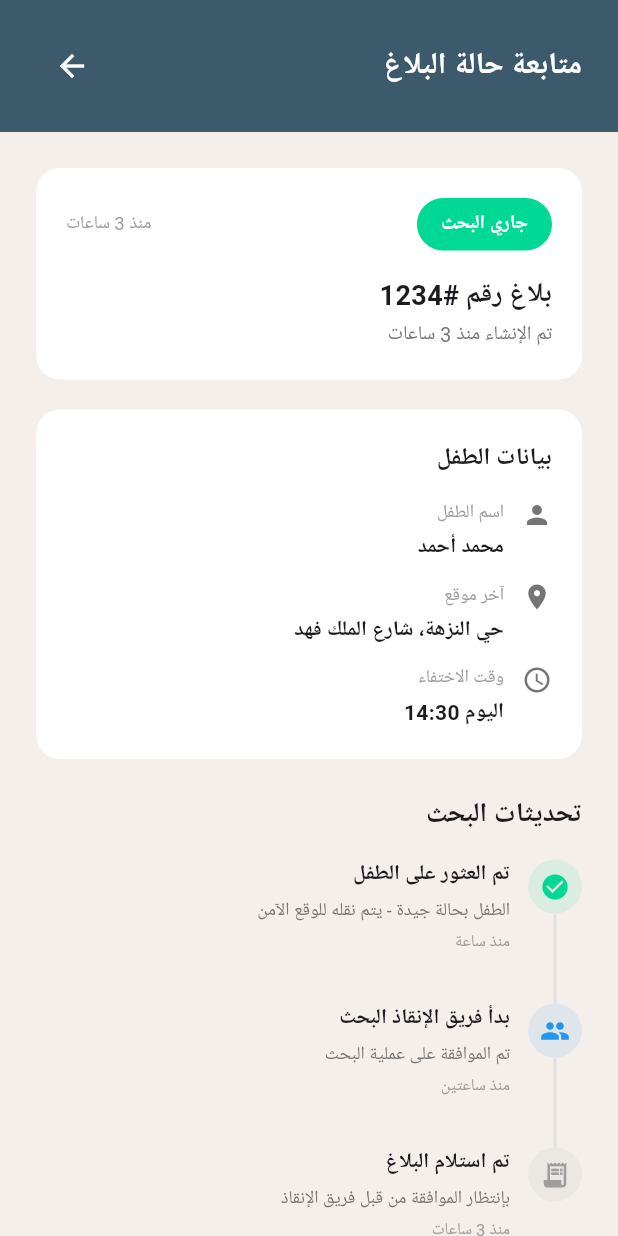
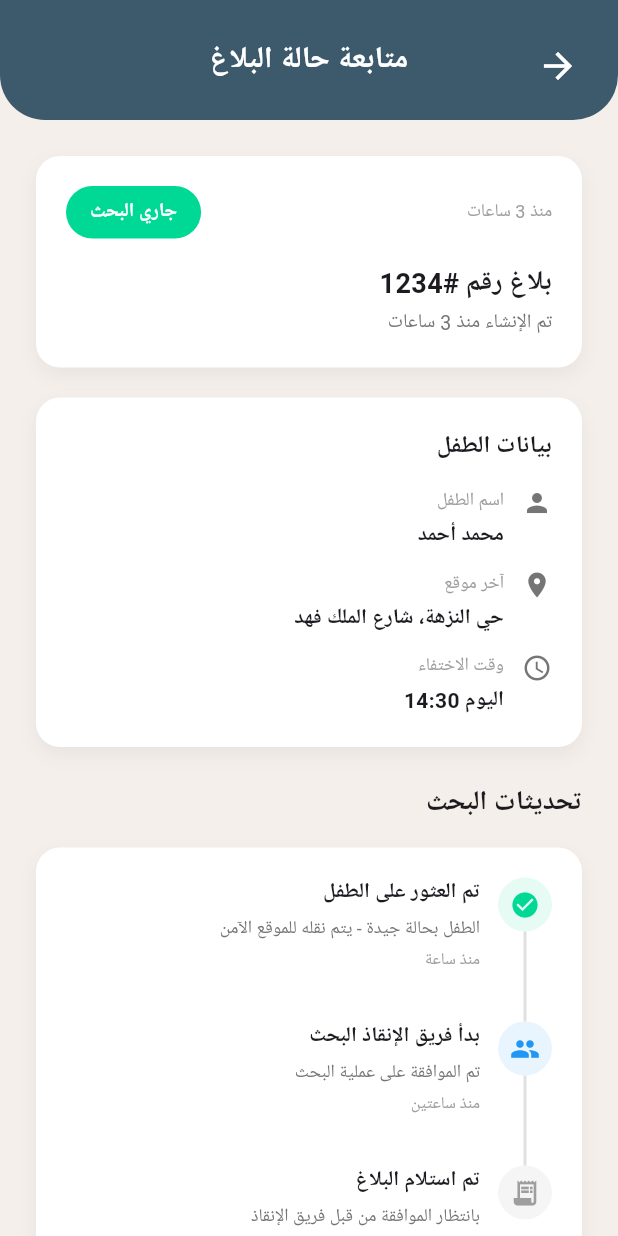
Before and after one commit to sarabashawri/Janah_f, a Flutter app: the ReportDetailsScreen screen opened by its route, on a phone screen of 412 x 824 dp. Run offline on Flutter 3.47's test engine with Material 3 defaults, Android fonts, the phone set to English and light mode, and no system bars; our stand-ins replace google_fonts, image_picker.

Commit message:
Update report_details_screen.dart

```diff
--- a/lib/screens/guardian/report_details_screen.dart
+++ b/lib/screens/guardian/report_details_screen.dart
@@ -1,43 +1,133 @@
 import 'package:flutter/material.dart';
+
+class ReportData {
+  final String reportId;
+  final String childName;
+  final String location;
+  final String disappearTime;
+  final String createdAgo;
+  final String status;
+  final Color statusColor;
+  final List<TimelineEvent> timeline;
+
+  const ReportData({
+    required this.reportId,
+    required this.childName,
+    required this.location,
+    required this.disappearTime,
+    required this.createdAgo,
+    required this.status,
+    required this.statusColor,
+    required this.timeline,
+  });
+}
+
+class TimelineEvent {
+  final String title;
+  final String description;
+  final String time;
+  final IconData icon;
+  final Color color;
+
+  const TimelineEvent({
+    required this.title,
+    required this.description,
+    required this.time,
+    required this.icon,
+    required this.color,
+  });
+}
+
+final Map<String, ReportData> allReports = {
+  '#1234': const ReportData(
+    reportId: '#1234',
+    childName: 'محمد أحمد',
+    location: 'حي النزهة، شارع الملك فهد',
+    disappearTime: 'اليوم 14:30',
+    createdAgo: 'منذ 3 ساعات',
+    status: 'جاري البحث',
+    statusColor: Color(0xFF00D995),
+    timeline: [
+      TimelineEvent(title: 'تم العثور على الطفل', description: 'الطفل بحالة جيدة - يتم نقله للموقع الآمن', time: 'منذ ساعة', icon: Icons.check_circle, color: Color(0xFF00D995)),
+      TimelineEvent(title: 'بدأ فريق الإنقاذ البحث', description: 'تم الموافقة على عملية البحث', time: 'منذ ساعتين', icon: Icons.people, color: Color(0xFF2196F3)),
+      TimelineEvent(title: 'تم استلام البلاغ', description: 'بانتظار الموافقة من قبل فريق الإنقاذ', time: 'منذ 3 ساعات', icon: Icons.receipt_long, color: Color(0xFF9E9E9E)),
+    ],
+  ),
+  '#1235': const ReportData(
+    reportId: '#1235',
+    childName: 'سارة أحمد',
+    location: 'حي الروضة',
+    disappearTime: 'اليوم 10:00',
+    createdAgo: 'منذ 15 دقيقة',
+    status: 'تم العثور',
+    statusColor: Color(0xFF00D995),
+    timeline: [
+      TimelineEvent(title: 'تم العثور على الطفلة', description: 'الطفلة بحالة جيدة وبأمان', time: 'منذ 5 دقائق', icon: Icons.check_circle, color: Color(0xFF00D995)),
+      TimelineEvent(title: 'بدأ فريق الإنقاذ البحث', description: 'الفريق في المنطقة يبحث', time: 'منذ 10 دقائق', icon: Icons.people, color: Color(0xFF2196F3)),
+      TimelineEvent(title: 'تم استلام البلاغ', description: 'بانتظار الموافقة من قبل فريق الإنقاذ', time: 'منذ 15 دقيقة', icon: Icons.receipt_long, color: Color(0xFF9E9E9E)),
+    ],
+  ),
+  '#1232': const ReportData(
+    reportId: '#1232',
+    childName: 'فاطمة ماجد',
+    location: 'حي العليا',
+    disappearTime: 'منذ أسبوع 09:15',
+    createdAgo: 'منذ أسبوع',
+    status: 'مغلق',
+    statusColor: Color(0xFFFF5252),
+    timeline: [
+      TimelineEvent(title: 'تم إغلاق البلاغ', description: 'تم إغلاق البلاغ بعد التحقق', time: 'منذ يومين', icon: Icons.cancel, color: Color(0xFFFF5252)),
+      TimelineEvent(title: 'بدأ فريق الإنقاذ البحث', description: 'تم الموافقة على عملية البحث', time: 'منذ 5 أيام', icon: Icons.people, color: Color(0xFF2196F3)),
+      TimelineEvent(title: 'تم استلام البلاغ', description: 'بانتظار الموافقة من قبل فريق الإنقاذ', time: 'منذ أسبوع', icon: Icons.receipt_long, color: Color(0xFF9E9E9E)),
+    ],
+  ),
+};
 
 class ReportDetailsScreen extends StatelessWidget {
   const ReportDetailsScreen({super.key});
 
   @override
   Widget build(BuildContext context) {
+    final String reportId =
+        (ModalRoute.of(context)?.settings.arguments as String?) ?? '#1234';
+    final ReportData report = allReports[reportId] ?? allReports['#1234']!;
+
     return Directionality(
       textDirection: TextDirection.rtl,
       child: Scaffold(
-        backgroundColor: const Color(0xFFF4EFEB), // ✅ اللون الموحد
+        backgroundColor: const Color(0xFFF4EFEB),
         body: SafeArea(
           child: Column(
             children: [
-              // Header
               Container(
                 width: double.infinity,
-                padding: const EdgeInsets.symmetric(vertical: 20, horizontal: 24),
+                height: 80,
                 decoration: const BoxDecoration(
                   color: Color(0xFF3D5A6C),
+                  borderRadius: BorderRadius.only(
+                    bottomLeft: Radius.circular(30),
+                    bottomRight: Radius.circular(30),
+                  ),
                 ),
-                child: Row(
-                  mainAxisAlignment: MainAxisAlignment.spaceBetween,
+                child: Stack(
                   children: [
-                    const Text(
-                      'متابعة حالة البلاغ',
-                      style: TextStyle(
-                        fontSize: 20,
-                        fontWeight: FontWeight.w700,
-                        color: Colors.white,
+                    Positioned(
+                      right: 16,
+                      top: 20,
+                      child: IconButton(
+                        onPressed: () => Navigator.of(context).pop(),
+                        icon: const Icon(Icons.arrow_back, color: Colors.white, size: 28),
                       ),
                     ),
-                    IconButton(
-                      onPressed: () => Navigator.of(context).pop(),
-                      icon: const Icon(Icons.arrow_forward, color: Colors.white),
+                    const Center(
+                      child: Text(
+                        'متابعة حالة البلاغ',
+                        style: TextStyle(fontSize: 20, fontWeight: FontWeight.w700, color: Colors.white),
+                      ),
                     ),
                   ],
                 ),
               ),
-
               Expanded(
                 child: SingleChildScrollView(
                   padding: const EdgeInsets.all(24),
@@ -50,138 +140,73 @@ class ReportDetailsScreen extends StatelessWidget {
                         decoration: BoxDecoration(
                           color: Colors.white,
                           borderRadius: BorderRadius.circular(16),
+                          boxShadow: [BoxShadow(color: Colors.black.withOpacity(0.05), blurRadius: 10, offset: const Offset(0, 5))],
                         ),
                         child: Column(
                           crossAxisAlignment: CrossAxisAlignment.start,
                           children: [
                             Row(
+                              mainAxisAlignment: MainAxisAlignment.spaceBetween,
                               children: [
+                                Text(report.createdAgo, style: const TextStyle(fontSize: 12, color: Color(0xFF9E9E9E))),
                                 Container(
-                                  padding: const EdgeInsets.symmetric(
-                                    horizontal: 16,
-                                    vertical: 8,
-                                  ),
-                                  decoration: BoxDecoration(
-                                    color: const Color(0xFF00D995),
-                                    borderRadius: BorderRadius.circular(20),
-                                  ),
-                                  child: const Text(
-                                    'جاري البحث',
-                                    style: TextStyle(
-                                      fontSize: 13,
-                                      fontWeight: FontWeight.w600,
-                                      color: Colors.white,
-                                    ),
-                                  ),
-                                ),
-                                const Spacer(),
-                                const Text(
-                                  'منذ 3 ساعات',
-                                  style: TextStyle(
-                                    fontSize: 12,
-                                    color: Color(0xFF9E9E9E),
-                                  ),
+                                  padding: const EdgeInsets.symmetric(horizontal: 16, vertical: 8),
+                                  decoration: BoxDecoration(color: report.statusColor, borderRadius: BorderRadius.circular(20)),
+                                  child: Text(report.status, style: const TextStyle(fontSize: 13, fontWeight: FontWeight.w600, color: Colors.white)),
                                 ),
                               ],
                             ),
                             const SizedBox(height: 16),
-                            const Text(
-                              'بلاغ رقم #1234',
-                              style: TextStyle(
-                                fontSize: 18,
-                                fontWeight: FontWeight.w700,
-                              ),
-                            ),
+                            Text('بلاغ رقم ${report.reportId}', style: const TextStyle(fontSize: 18, fontWeight: FontWeight.w700)),
                             const SizedBox(height: 4),
-                            const Text(
-                              'تم الإنشاء منذ 3 ساعات',
-                              style: TextStyle(
-                                fontSize: 13,
-                                color: Color(0xFF757575),
-                              ),
-                            ),
+                            Text('تم الإنشاء ${report.createdAgo}', style: const TextStyle(fontSize: 13, color: Color(0xFF757575))),
                           ],
                         ),
                       ),
-
                       const SizedBox(height: 20),
-
                       // Child Info Card
                       Container(
                         padding: const EdgeInsets.all(20),
                         decoration: BoxDecoration(
                           color: Colors.white,
                           borderRadius: BorderRadius.circular(16),
+                          boxShadow: [BoxShadow(color: Colors.black.withOpacity(0.05), blurRadius: 10, offset: const Offset(0, 5))],
                         ),
                         child: Column(
                           crossAxisAlignment: CrossAxisAlignment.start,
                           children: [
-                            const Text(
-                              'بيانات الطفل',
-                              style: TextStyle(
-                                fontSize: 16,
-                                fontWeight: FontWeight.w700,
-                              ),
-                            ),
+                            const Text('بيانات الطفل', style: TextStyle(fontSize: 16, fontWeight: FontWeight.w700)),
                             const SizedBox(height: 16),
-                            _buildInfoRow(
-                              icon: Icons.person,
-                              label: 'اسم الطفل',
-                              value: 'محمد أحمد',
-                            ),
+                            _buildInfoRow(icon: Icons.person, label: 'اسم الطفل', value: report.childName),
                             const SizedBox(height: 12),
-                            _buildInfoRow(
-                              icon: Icons.location_on,
-                              label: 'آخر موقع',
-                              value: 'حي النزهة، شارع الملك فهد',
-                            ),
+                            _buildInfoRow(icon: Icons.location_on, label: 'آخر موقع', value: report.location),
                             const SizedBox(height: 12),
-                            _buildInfoRow(
-                              icon: Icons.access_time,
-                              label: 'وقت الاختفاء',
-                              value: 'اليوم 14:30',
-                              isLast: true,
-                            ),
+                            _buildInfoRow(icon: Icons.access_time, label: 'وقت الاختفاء', value: report.disappearTime, isLast: true),
                           ],
                         ),
                       ),
-
                       const SizedBox(height: 24),
-
-                      // Timeline Section
-                      const Text(
-                        'تحديثات البحث',
-                        style: TextStyle(
-                          fontSize: 18,
-                          fontWeight: FontWeight.w700,
+                      const Text('تحديثات البحث', style: TextStyle(fontSize: 18, fontWeight: FontWeight.w700)),
+                      const SizedBox(height: 16),
+                      Container(
+                        padding: const EdgeInsets.all(20),
+                        decoration: BoxDecoration(
+                          color: Colors.white,
+                          borderRadius: BorderRadius.circular(16),
+                          boxShadow: [BoxShadow(color: Colors.black.withOpacity(0.05), blurRadius: 10, offset: const Offset(0, 5))],
                         ),
-                      ),
-                      const SizedBox(height: 16),
-
-                      // Timeline
-                      _buildTimelineItem(
-                        title: 'تم العثور على الطفل',
-                        description: 'الطفل بحالة جيدة - يتم نقله للوقع الآمن',
-                        time: 'منذ ساعة',
-                        icon: Icons.check_circle,
-                        color: const Color(0xFF00D995),
-                        isLast: false,
-                      ),
-                      _buildTimelineItem(
-                        title: 'بدأ فريق الإنقاذ البحث',
-                        description: 'تم الموافقة على عملية البحث',
-                        time: 'منذ ساعتين',
-                        icon: Icons.people,
-                        color: const Color(0xFF2196F3),
-                        isLast: false,
-                      ),
-                      _buildTimelineItem(
-                        title: 'تم استلام البلاغ',
-                        description: 'بإنتظار الموافقة من قبل فريق الإنقاذ',
-                        time: 'منذ 3 ساعات',
-                        icon: Icons.receipt_long,
-                        color: const Color(0xFF9E9E9E),
-                        isLast: true,
+                        child: Column(
+                          children: report.timeline.asMap().entries.map((entry) =>
+                            _buildTimelineItem(
+                              title: entry.value.title,
+                              description: entry.value.description,
+                              time: entry.value.time,
+                              icon: entry.value.icon,
+                              color: entry.value.color,
+                              isLast: entry.key == report.timeline.length - 1,
+                            )
+                          ).toList(),
+                        ),
                       ),
                     ],
                   ),
@@ -194,40 +219,19 @@ class ReportDetailsScreen extends StatelessWidget {
     );
   }
 
-  Widget _buildInfoRow({
-    required IconData icon,
-    required String label,
-    required String value,
-    bool isLast = false,
-  }) {
+  Widget _buildInfoRow({required IconData icon, required String label, required String value, bool isLast = false}) {
     return Row(
       crossAxisAlignment: CrossAxisAlignment.start,
       children: [
-        Icon(
-          icon,
-          size: 20,
-          color: const Color(0xFF757575),
-        ),
+        Icon(icon, size: 20, color: const Color(0xFF757575)),
         const SizedBox(width: 12),
         Expanded(
           child: Column(
             crossAxisAlignment: CrossAxisAlignment.start,
             children: [
-              Text(
-                label,
-                style: const TextStyle(
-                  fontSize: 12,
-                  color: Color(0xFF9E9E9E),
-                ),
-              ),
+              Text(label, style: const TextStyle(fontSize: 12, color: Color(0xFF9E9E9E))),
               const SizedBox(height: 4),
-              Text(
-                value,
-                style: const TextStyle(
-                  fontSize: 14,
-                  fontWeight: FontWeight.w600,
-                ),
-              ),
+              Text(value, style: const TextStyle(fontSize: 14, fontWeight: FontWeight.w600)),
             ],
           ),
         ),
@@ -235,14 +239,7 @@ class ReportDetailsScreen extends StatelessWidget {
     );
   }
 
-  Widget _buildTimelineItem({
-    required String title,
-    required String description,
-    required String time,
-    required IconData icon,
-    required Color color,
-    required bool isLast,
-  }) {
+  Widget _buildTimelineItem({required String title, required String description, required String time, required IconData icon, required Color color, required bool isLast}) {
     return Row(
       crossAxisAlignment: CrossAxisAlignment.start,
       children: [
@@ -250,18 +247,10 @@ class ReportDetailsScreen extends StatelessWidget {
           children: [
             Container(
               padding: const EdgeInsets.all(8),
-              decoration: BoxDecoration(
-                color: color.withOpacity(0.1),
-                shape: BoxShape.circle,
-              ),
+              decoration: BoxDecoration(color: color.withOpacity(0.1), shape: BoxShape.circle),
               child: Icon(icon, color: color, size: 20),
             ),
-            if (!isLast)
-              Container(
-                width: 2,
-                height: 60,
-                color: const Color(0xFFE0E0E0),
-              ),
+            if (!isLast) Container(width: 2, height: 60, color: const Color(0xFFE0E0E0)),
           ],
         ),
         const SizedBox(width: 12),
@@ -269,29 +258,11 @@ class ReportDetailsScreen extends StatelessWidget {
           child: Column(
             crossAxisAlignment: CrossAxisAlignment.start,
             children: [
-              Text(
-                title,
-                style: const TextStyle(
-                  fontSize: 14,
-                  fontWeight: FontWeight.w600,
-                ),
-              ),
+              Text(title, style: const TextStyle(fontSize: 14, fontWeight: FontWeight.w600)),
               const SizedBox(height: 4),
-              Text(
-                description,
-                style: const TextStyle(
-                  fontSize: 12,
-                  color: Color(0xFF757575),
-                ),
-              ),
+              Text(description, style: const TextStyle(fontSize: 12, color: Color(0xFF757575))),
               const SizedBox(height: 4),
-              Text(
-                time,
-                style: const TextStyle(
-                  fontSize: 11,
-                  color: Color(0xFF9E9E9E),
-                ),
-              ),
+              Text(time, style: const TextStyle(fontSize: 11, color: Color(0xFF9E9E9E))),
               if (!isLast) const SizedBox(height: 16),
             ],
           ),
```
